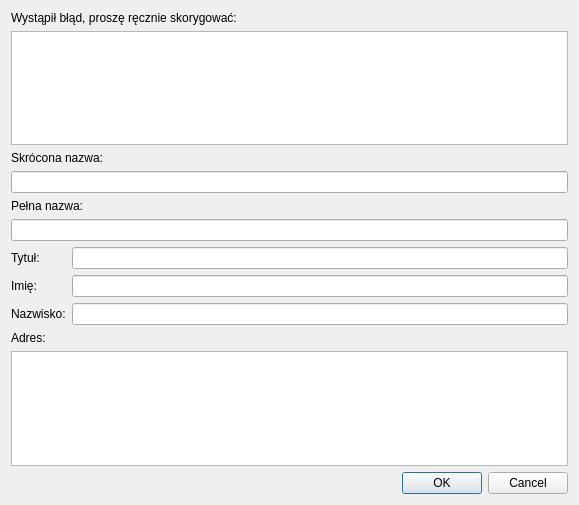
konserw/koferta, file SyntaxKlient.ui: the form before one commit.
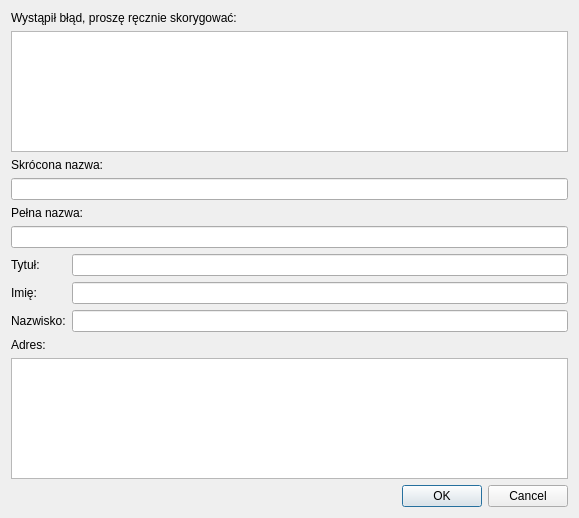
The form after the commit.

The edit to the form file:
```diff
--- a/SyntaxKlient.ui
+++ b/SyntaxKlient.ui
@@ -7,7 +7,7 @@
     <x>0</x>
     <y>0</y>
     <width>579</width>
-    <height>505</height>
+    <height>518</height>
    </rect>
   </property>
   <property name="windowTitle">
```
Left out of the diff: 4 changed lines with no effect on the pictures.
